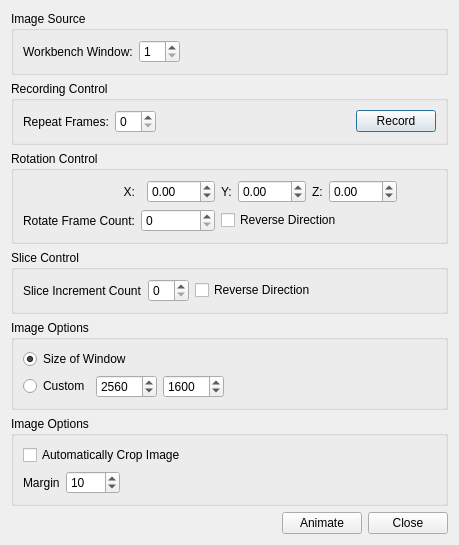
This is src/GuiQt/MovieDialog.ui in Washington-University/workbench as Qt 5 draws it before an edit. The edited form follows.
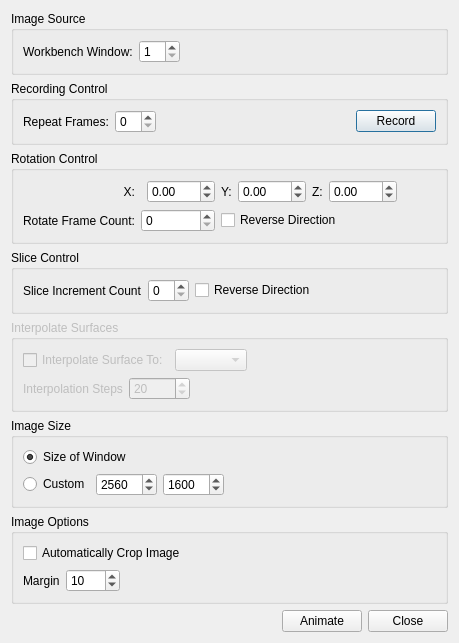
This is the edited form.

Commit message: Began work on brain model surface interpolation.

What changed in the file:
```diff
--- a/src/GuiQt/MovieDialog.ui
+++ b/src/GuiQt/MovieDialog.ui
@@ -7,7 +7,7 @@
     <x>0</x>
     <y>0</y>
     <width>459</width>
-    <height>494</height>
+    <height>560</height>
    </rect>
   </property>
   <property name="sizePolicy">
@@ -265,13 +265,89 @@
      </layout>
     </widget>
    </item>
+   <item>
+    <widget class="QGroupBox" name="interpolateSurfacesGroupBox">
+     <property name="enabled">
+      <bool>false</bool>
+     </property>
+     <property name="title">
+      <string>Interpolate Surfaces</string>
+     </property>
+     <layout class="QVBoxLayout" name="verticalLayout_4">
+      <item>
+       <layout class="QHBoxLayout" name="horizontalLayout_6">
+        <item>
+         <widget class="QCheckBox" name="checkBox">
+          <property name="text">
+           <string>Interpolate Surface To:</string>
+          </property>
+         </widget>
+        </item>
+        <item>
+         <widget class="QComboBox" name="comboBox"/>
+        </item>
+        <item>
+         <spacer name="horizontalSpacer_8">
+          <property name="orientation">
+           <enum>Qt::Horizontal</enum>
+          </property>
+          <property name="sizeHint" stdset="0">
+           <size>
+            <width>40</width>
+            <height>20</height>
+           </size>
+          </property>
+         </spacer>
+        </item>
+       </layout>
+      </item>
+      <item>
+       <layout class="QHBoxLayout" name="horizontalLayout_8">
+        <item>
+         <widget class="QLabel" name="label_2">
+          <property name="text">
+           <string>Interpolation Steps</string>
+          </property>
+         </widget>
+        </item>
+        <item>
+         <widget class="QSpinBox" name="interpolationStepsSpinBox">
+          <property name="minimum">
+           <number>1</number>
+          </property>
+          <property name="maximum">
+           <number>99999</number>
+          </property>
+          <property name="value">
+           <number>20</number>
+          </property>
+         </widget>
+        </item>
+        <item>
+         <spacer name="horizontalSpacer_9">
+          <property name="orientation">
+           <enum>Qt::Horizontal</enum>
+          </property>
+          <property name="sizeHint" stdset="0">
+           <size>
+            <width>40</width>
+            <height>20</height>
+           </size>
+          </property>
+         </spacer>
+        </item>
+       </layout>
+      </item>
+     </layout>
+    </widget>
+   </item>
    <item>
     <widget class="QGroupBox" name="imageOptionsGroupBox_2">
      <property name="enabled">
       <bool>true</bool>
      </property>
      <property name="title">
-      <string>Image Options</string>
+      <string>Image Size</string>
      </property>
      <layout class="QVBoxLayout" name="verticalLayout_3">
       <item>
```
